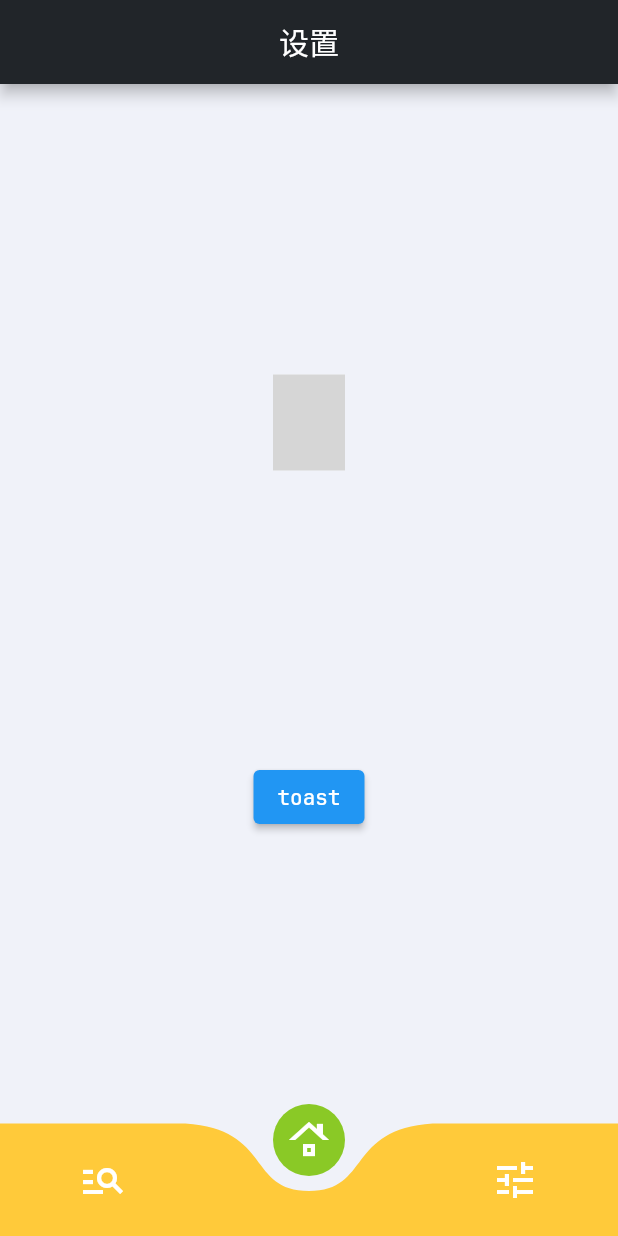
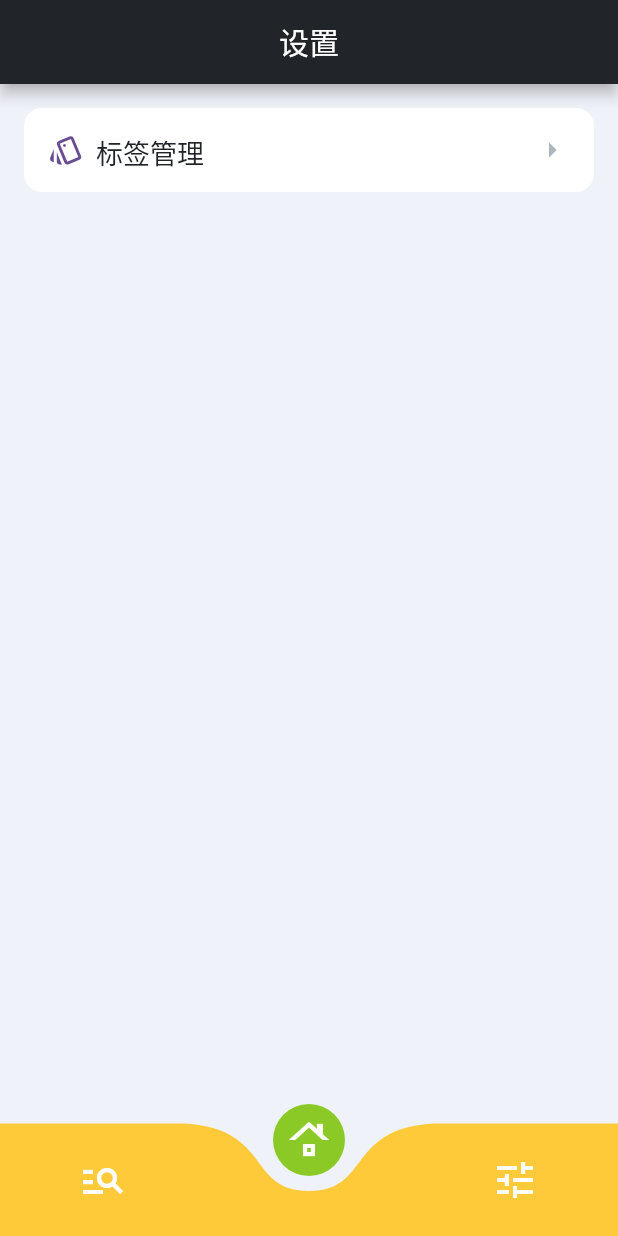
Before and after one commit to lopo12123/wuwu, a Flutter app: the screen it shows after launch, swiped to page 3, on a phone screen of 412 x 824 dp. Run offline on Flutter 3.47's test engine with Material 2 defaults, Android fonts, the phone set to English and light mode, and no system bars; drawn by our look-alikes of curved_navigation_bar; our stand-ins replace bot_toast, flutter_slidable, get, isar, loading_animation_widget, logger; missing offline and left inert: flip_board, gesture_password_widget, window_manager, windows_single_instance; accounts and stored records are empty; generated files the repository leaves out were written again; Roboto replaces fonts that are missing (ShouShu, XiaoBai); grey boxes are pictures that could not be loaded.

Commit message:
feat: 设置页 + 设置栏模块

```diff
--- /dev/null
+++ b/lib/components/setting_item.dart
@@ -0,0 +1,48 @@
+import 'package:flutter/material.dart';
+import 'package:get/get.dart';
+import 'package:wuwu/components/common/clickable.dart';
+import 'package:wuwu/components/common/styled_text.dart';
+import 'package:wuwu/styles/palette.dart';
+
+class SettingItem extends StatelessWidget {
+  final Widget? icon;
+  final String text;
+  final Widget? suffix;
+  final VoidCallback? onPressed;
+
+  const SettingItem({
+    super.key,
+    this.icon,
+    required this.text,
+    this.suffix,
+    this.onPressed,
+  });
+
+  @override
+  Widget build(BuildContext context) {
+    var c = Container(
+      height: 56,
+      padding: const EdgeInsets.all(16),
+      decoration: const BoxDecoration(
+        color: Palette.b00,
+        borderRadius: BorderRadius.all(Radius.circular(12)),
+      ),
+      child: Row(
+        children: [
+          if (icon != null) icon!.paddingOnly(right: 8),
+          Expanded(
+            child: StyledText.ShouShu(
+              text,
+              color: Palette.b90,
+              fontSize: 18,
+              overflow: TextOverflow.ellipsis,
+            ),
+          ),
+          if (suffix != null) suffix!.paddingOnly(left: 8),
+        ],
+      ),
+    );
+
+    return onPressed == null ? c : Clickable.custom(c, onClick: onPressed!);
+  }
+}
--- a/lib/views/tab_pages/setting.dart
+++ b/lib/views/tab_pages/setting.dart
@@ -2,8 +2,10 @@ import 'package:flutter/material.dart';
 import 'package:get/get.dart';
 import 'package:wuwu/components/common/styled_text.dart';
 import 'package:wuwu/components/nice_clock.dart';
+import 'package:wuwu/components/setting_item.dart';
 import 'package:wuwu/platform_spec/components/tool_bar.dart';
 import 'package:wuwu/routes/index.dart';
+import 'package:wuwu/styles/palette.dart';
 import 'package:wuwu/utils/my_toast.dart';
 
 class SettingPage extends StatelessWidget {
@@ -12,28 +14,17 @@ class SettingPage extends StatelessWidget {
   @override
   Widget build(BuildContext context) {
     return Scaffold(
-      appBar: ToolBar(title: const StyledText.XiaoBai('设置')),
-      body: Center(
-        child: Column(
-          mainAxisAlignment: MainAxisAlignment.spaceEvenly,
-          crossAxisAlignment: CrossAxisAlignment.center,
+        appBar: const ToolBar(title: StyledText.XiaoBai('设置')),
+        body: ListView(
+          padding: const EdgeInsets.all(16),
           children: [
-            niceClock,
-            ElevatedButton(
-              onPressed: () => MyToast.success('ok可以'),
-              child: StyledText.JBMono('toast'),
+            SettingItem(
+              text: '标签管理',
+              icon: const Icon(Icons.style_outlined, color: Palette.purple),
+              suffix: const Icon(Icons.arrow_right, color: Palette.b50),
+              onPressed: () => Get.toNamed(MyRoutes.tag_manage),
             ),
-            // ElevatedButton(
-            //   onPressed: () => Get.toNamed(MyRoutes.db_viewer),
-            //   child: StyledText.JBMono('to db_viewer'),
-            // ),
-            // ElevatedButton(
-            //   onPressed: () => Get.toNamed(MyRoutes.path_lock),
-            //   child: StyledText.JBMono('to path_lock'),
-            // ),
           ],
-        ),
-      ),
-    );
+        ));
   }
 }
```
